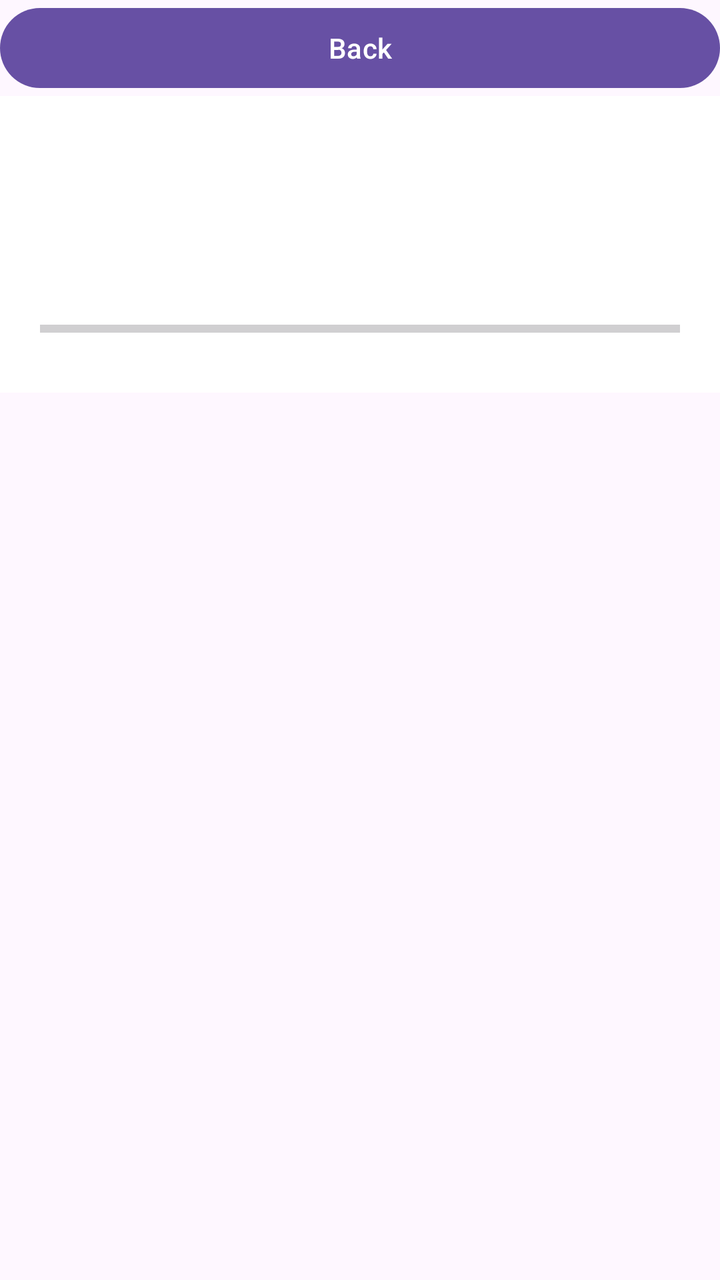
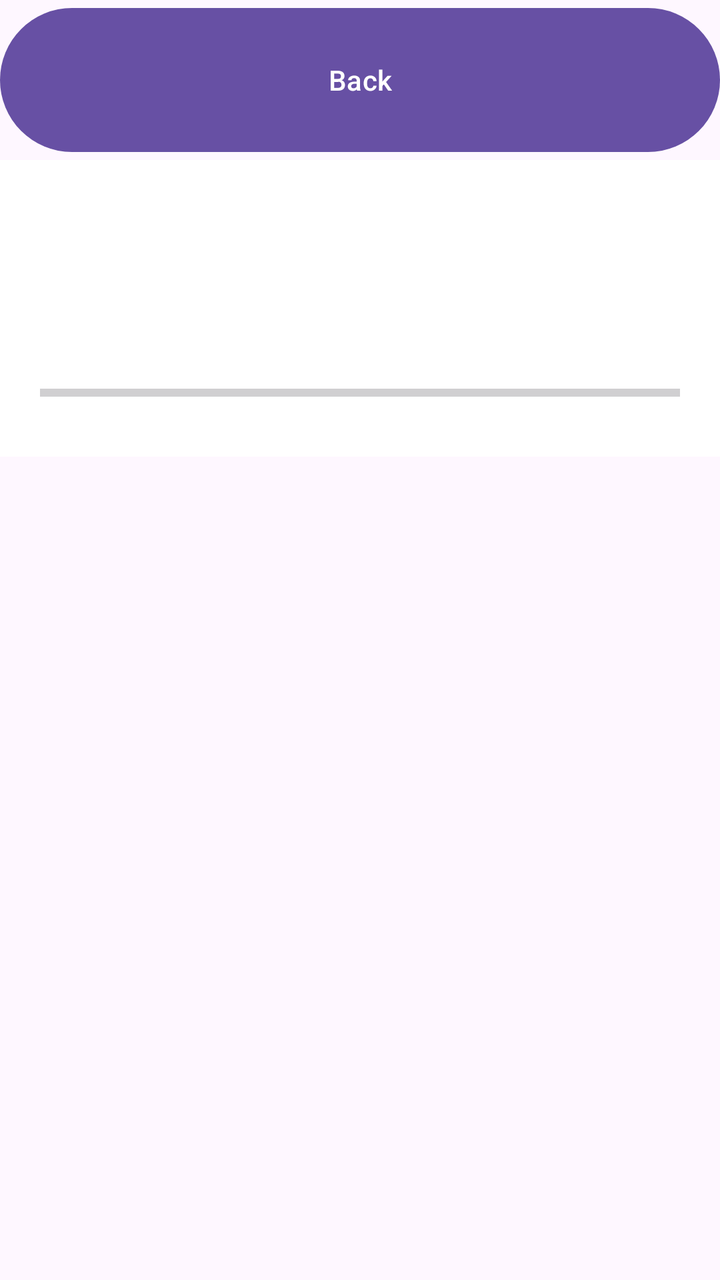

Screens rendered from an Android XML layout before and after an edit, with the pre-edit source and the edit as a unified diff.
<!-- AndroidManifest.xml: application theme Theme.Application -->
<!-- res/layout/activity_medicine.xml -->
<?xml version="1.0" encoding="utf-8"?>
<androidx.constraintlayout.widget.ConstraintLayout xmlns:android="http://schemas.android.com/apk/res/android"
    xmlns:app="http://schemas.android.com/apk/res-auto"
    xmlns:tools="http://schemas.android.com/tools"
    android:layout_width="match_parent"
    android:layout_height="match_parent">

    <LinearLayout
        android:layout_width="match_parent"
        android:layout_height="match_parent"
        android:orientation="vertical">

        <Button
            android:id="@+id/buttonBack"
            android:layout_width="match_parent"
            android:layout_height="wrap_content"
            android:text="@string/back" />

        <ScrollView
            android:layout_width="match_parent"
            android:layout_height="match_parent">

            <LinearLayout
                android:layout_width="match_parent"
                android:layout_height="wrap_content"
                android:orientation="vertical">

                <LinearLayout
                    android:layout_width="match_parent"
                    android:layout_height="wrap_content"
                    android:layout_marginBottom="20dp"
                    android:background="@color/white"
                    android:orientation="vertical"
                    android:padding="20dp">

                    <TextView
                        android:id="@+id/textName1"
                        android:layout_width="match_parent"
                        android:layout_height="wrap_content"
                        android:textColor="@color/black"
                        android:textSize="26sp"
                        android:textStyle="bold" />

                    <TextView
                        android:id="@+id/textStatus1"
                        android:layout_width="match_parent"
                        android:layout_height="wrap_content"
                        android:layout_marginTop="8dp"
                        android:layout_marginBottom="12dp"
                        android:textColor="@color/grey"
                        android:textSize="22sp" />

                    <ProgressBar
                        android:id="@+id/progress1"
                        style="?android:attr/progressBarStyleHorizontal"
                        android:layout_width="match_parent"
                        android:layout_height="24dp"
                        android:max="100" />
                </LinearLayout>
            </LinearLayout>
        </ScrollView>
    </LinearLayout>
</androidx.constraintlayout.widget.ConstraintLayout>
<!-- resources referenced by this layout -->
<resources>
  <color name="black">#FF000000</color>
  <color name="grey">#FF424242</color>
  <color name="white">#FFFFFFFF</color>
  <string name="back">Back</string>
  <style name="Theme.Application" parent="Base.Theme.Application" />
  <style name="Base.Theme.Application" parent="Theme.Material3.DayNight.NoActionBar">
          
          
      </style>
</resources>

<!-- the commit's change to res/layout/activity_medicine.xml (unified diff, before → after) -->
@@ -13,7 +13,7 @@
         <Button
             android:id="@+id/buttonBack"
             android:layout_width="match_parent"
-            android:layout_height="wrap_content"
+            android:layout_height="80dp"
             android:text="@string/back" />
 
         <ScrollView
